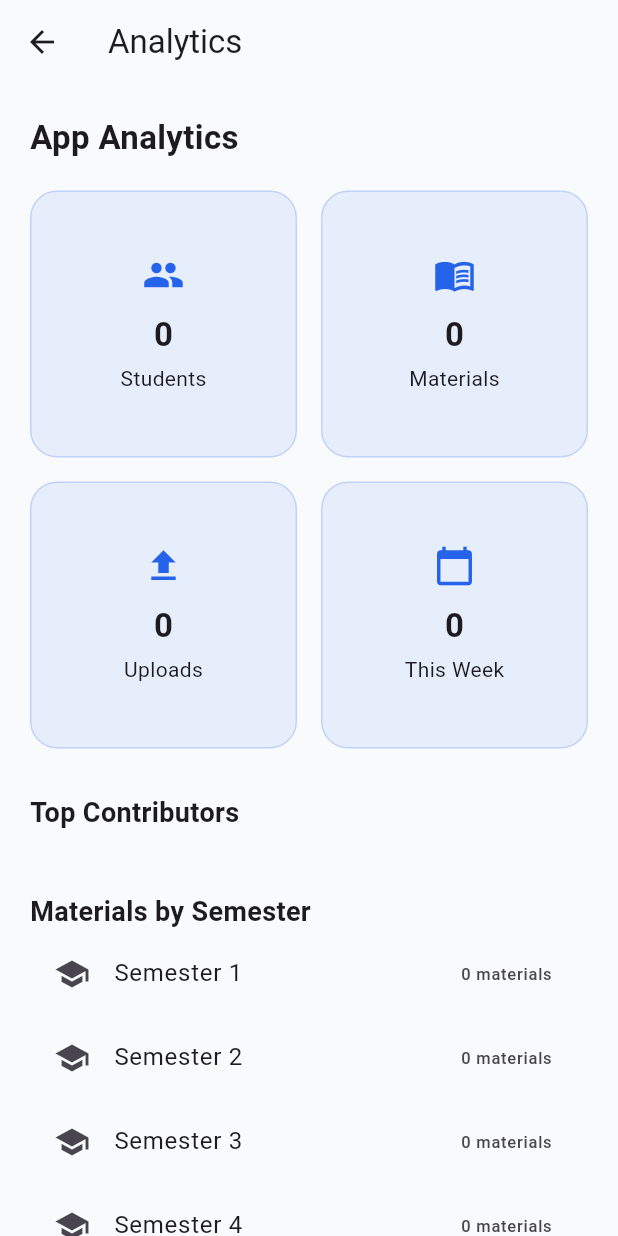
After one commit to Jeevan4090/CED25, a Flutter app: the DashboardScreen screen opened directly, after a tap on "Analytics", on a phone screen of 412 x 824 dp. The commit adds this screen. Run offline on Flutter 3.47's test engine with Material 3 defaults, Android fonts, the phone set to English and light mode, and no system bars; our stand-ins replace file_picker, shared_preferences, supabase_flutter, webview_flutter; missing offline and left inert: flutter_pdfview; accounts and stored records are empty.

Commit message:
added some new screens

```diff
--- /dev/null
+++ b/lib/screens/analytics_screen.dart
@@ -0,0 +1,327 @@
+import 'package:flutter/material.dart';
+import 'package:supabase_flutter/supabase_flutter.dart';
+import '../theme/app_colors.dart';
+
+class AnalyticsScreen extends StatefulWidget {
+  const AnalyticsScreen({super.key});
+
+  @override
+  State<AnalyticsScreen> createState() => _AnalyticsScreenState();
+}
+
+class _AnalyticsScreenState extends State<AnalyticsScreen> {
+
+  final supabase = Supabase.instance.client;
+
+  int totalStudents = 0;
+  int totalMaterials = 0;
+  int totalUploads = 0;
+  int uploadsThisWeek = 0;
+
+  List<int> semesterCounts = List.filled(8, 0);
+
+  String mostSubject = "";
+  int mostSubjectCount = 0;
+
+  List<Map<String, dynamic>> topContributors = [];
+  List<Map<String, dynamic>> recentUploads = [];
+
+  @override
+  void initState() {
+    super.initState();
+    loadAnalytics();
+  }
+
+  Future<void> loadAnalytics() async {
+
+  /// TOTAL STUDENTS (from students table)
+  final students = await supabase
+      .from('students')
+      .select();
+
+  /// MATERIALS
+  final materials = await supabase
+      .from('materials')
+      .select();
+
+  DateTime now = DateTime.now();
+
+  Map<String, int> contributorMap = {};
+  Map<String, int> subjectMap = {};
+
+  for (var item in materials) {
+
+    /// uploads this week
+    DateTime created = DateTime.parse(item['created_at']);
+    if (now.difference(created).inDays < 7) {
+      uploadsThisWeek++;
+    }
+
+    /// semester distribution
+    int sem = item['semester'];
+    if (sem >= 1 && sem <= 8) {
+      semesterCounts[sem - 1]++;
+    }
+
+    /// contributor counts
+    final uploader = item['uploaded_by'];
+    contributorMap[uploader] = (contributorMap[uploader] ?? 0) + 1;
+
+    /// subject counts
+    String subject = item['subject'];
+    subjectMap[subject] = (subjectMap[subject] ?? 0) + 1;
+  }
+
+  /// sort contributors
+  List<MapEntry<String, int>> sorted =
+      contributorMap.entries.toList()
+        ..sort((a, b) => b.value.compareTo(a.value));
+
+  List<Map<String, dynamic>> contributors = [];
+
+  for (int i = 0; i < sorted.length && i < 3; i++) {
+
+    String uploaderId = sorted[i].key;
+
+    /// Try finding in students table
+    var student = await supabase
+        .from('students')
+        .select('name')
+        .eq('id', uploaderId)
+        .maybeSingle();
+
+    String name;
+
+    if (student != null) {
+      name = student['name'];
+    } else {
+
+      /// Otherwise check admins table
+      var admin = await supabase
+          .from('admins')
+          .select('name')
+          .eq('id', uploaderId)
+          .maybeSingle();
+
+      name = admin?['name'] ?? "Unknown";
+    }
+
+    contributors.add({
+      "name": name,
+      "uploads": sorted[i].value
+    });
+  }
+
+  /// most uploaded subject
+  var sortedSubjects = subjectMap.entries.toList()
+    ..sort((a, b) => b.value.compareTo(a.value));
+
+  if (sortedSubjects.isNotEmpty) {
+    mostSubject = sortedSubjects.first.key;
+    mostSubjectCount = sortedSubjects.first.value;
+  }
+
+  /// recent uploads
+  final recent = await supabase
+      .from('materials')
+      .select('title, created_at')
+      .order('created_at', ascending: false)
+      .limit(5);
+
+  setState(() {
+
+    totalStudents = students.length;
+    totalMaterials = materials.length;
+    totalUploads = materials.length;
+
+    topContributors = contributors;
+    recentUploads = List<Map<String, dynamic>>.from(recent);
+
+  });
+}
+
+  Widget analyticsCard(String title, int value, IconData icon) {
+
+    return Container(
+      padding: const EdgeInsets.all(20),
+
+      decoration: BoxDecoration(
+        color: AppColors.primary.withOpacity(0.08),
+        borderRadius: BorderRadius.circular(18),
+
+        border: Border.all(
+          color: AppColors.primary.withOpacity(0.2),
+        ),
+      ),
+
+      child: Column(
+        mainAxisAlignment: MainAxisAlignment.center,
+        children: [
+
+          Icon(icon, color: AppColors.primary, size: 28),
+
+          const SizedBox(height: 10),
+
+          Text(
+            value.toString(),
+            style: const TextStyle(
+              fontSize: 22,
+              fontWeight: FontWeight.bold,
+            ),
+          ),
+
+          const SizedBox(height: 4),
+
+          Text(title),
+        ],
+      ),
+    );
+  }
+
+  @override
+  Widget build(BuildContext context) {
+
+    return Scaffold(
+
+      backgroundColor: AppColors.background,
+
+      appBar: AppBar(
+        title: const Text("Analytics"),
+        backgroundColor: AppColors.background,
+        elevation: 0,
+      ),
+
+      body: SingleChildScrollView(
+
+        padding: const EdgeInsets.all(20),
+
+        child: Column(
+          crossAxisAlignment: CrossAxisAlignment.start,
+
+          children: [
+
+            const Text(
+              "App Analytics",
+              style: TextStyle(
+                fontSize: 22,
+                fontWeight: FontWeight.bold,
+              ),
+            ),
+
+            const SizedBox(height: 20),
+
+            GridView.count(
+              crossAxisCount: 2,
+              shrinkWrap: true,
+              crossAxisSpacing: 16,
+              mainAxisSpacing: 16,
+              physics: const NeverScrollableScrollPhysics(),
+
+              children: [
+
+                analyticsCard(
+                    "Students", totalStudents, Icons.people),
+
+                analyticsCard(
+                    "Materials", totalMaterials, Icons.menu_book),
+
+                analyticsCard(
+                    "Uploads", totalUploads, Icons.upload),
+
+                analyticsCard(
+                    "This Week", uploadsThisWeek, Icons.calendar_today),
+
+              ],
+            ),
+
+            const SizedBox(height: 30),
+
+            const Text(
+              "Top Contributors",
+              style: TextStyle(
+                fontSize: 18,
+                fontWeight: FontWeight.bold,
+              ),
+            ),
+
+            const SizedBox(height: 10),
+
+            ...topContributors.asMap().entries.map((entry) {
+
+              int index = entry.key;
+              var contributor = entry.value;
+
+              String medal = "🥇";
+              if (index == 1) medal = "🥈";
+              if (index == 2) medal = "🥉";
+
+              return ListTile(
+                leading: Text(medal, style: const TextStyle(fontSize: 20)),
+                title: Text(contributor['name']),
+                trailing: Text("${contributor['uploads']} uploads"),
+              );
+
+            }),
+
+            const SizedBox(height: 30),
+
+            const Text(
+              "Materials by Semester",
+              style: TextStyle(
+                fontSize: 18,
+                fontWeight: FontWeight.bold,
+              ),
+            ),
+
+            ...List.generate(8, (i) {
+
+              return ListTile(
+                leading: const Icon(Icons.school),
+                title: Text("Semester ${i + 1}"),
+                trailing: Text("${semesterCounts[i]} materials"),
+              );
+
+            }),
+
+            const SizedBox(height: 30),
+
+            const Text(
+              "Most Uploaded Subject",
+              style: TextStyle(
+                fontSize: 18,
+                fontWeight: FontWeight.bold,
+              ),
+            ),
+
+            ListTile(
+              leading: const Icon(Icons.star),
+              title: Text(mostSubject),
+              trailing: Text("$mostSubjectCount materials"),
+            ),
+
+            const SizedBox(height: 30),
+
+            const Text(
+              "Recent Uploads",
+              style: TextStyle(
+                fontSize: 18,
+                fontWeight: FontWeight.bold,
+              ),
+            ),
+
+            ...recentUploads.map((item) {
+
+              return ListTile(
+                leading: const Icon(Icons.insert_drive_file),
+                title: Text(item['title']),
+                subtitle: Text(item['created_at']),
+              );
+
+            }),
+
+          ],
+        ),
+      ),
+    );
+  }
+}
--- a/lib/screens/dashboard_screen.dart
+++ b/lib/screens/dashboard_screen.dart
@@ -6,6 +6,7 @@ import 'upload_screen.dart';
 import 'package:ced25/screens/admins_screen.dart' as admin;
 import 'package:ced25/screens/students_screen.dart' as student;
 import 'generate_code_screen.dart';
+import 'analytics_screen.dart';
 
 class DashboardScreen extends StatelessWidget {
   const DashboardScreen({super.key});
@@ -187,6 +188,20 @@ class DashboardScreen extends StatelessWidget {
                       );
                     },
                   ),
+                  dashboardTile(
+  context,
+  "Analytics",
+  Icons.analytics,
+  AppColors.primary,
+  () {
+    Navigator.push(
+      context,
+      MaterialPageRoute(
+        builder: (_) => const AnalyticsScreen(),
+      ),
+    );
+  },
+),
                 ],
               ),
             ),
```
Also changed, not shown: lib/screens/login_screen.dart (+5 -5 lines), lib/screens/profile_screen.dart (added, +132 -0 lines), lib/screens/semester_screen.dart (+7 -39 lines), lib/screens/students_screen.dart (+125 -9 lines).
